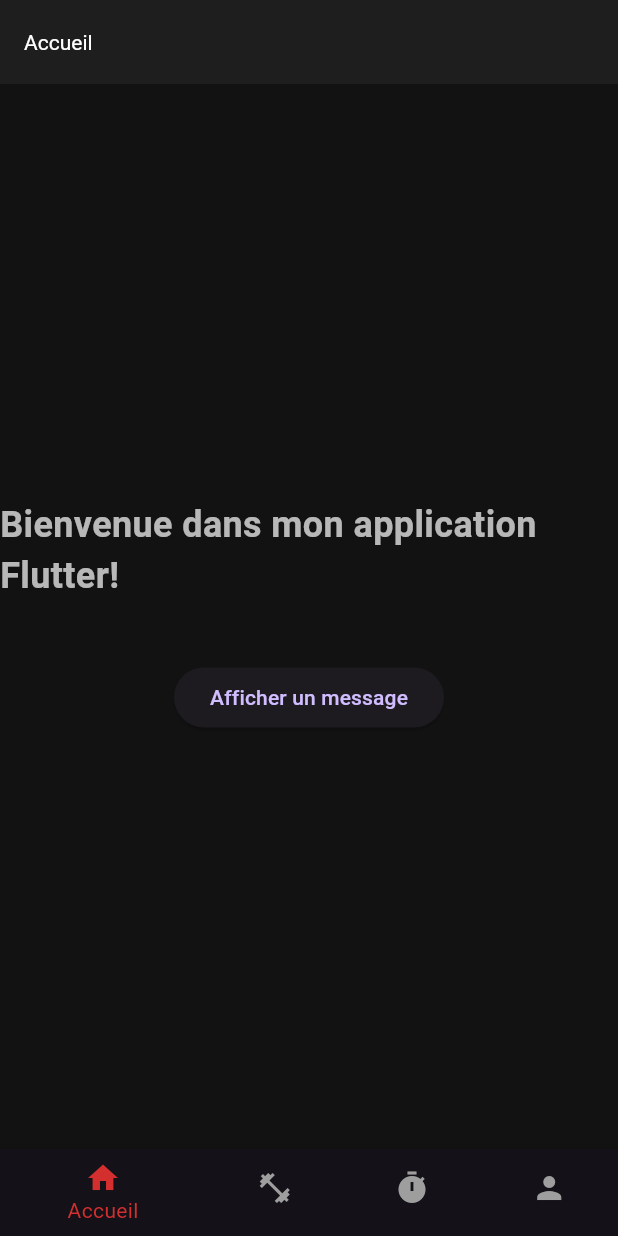
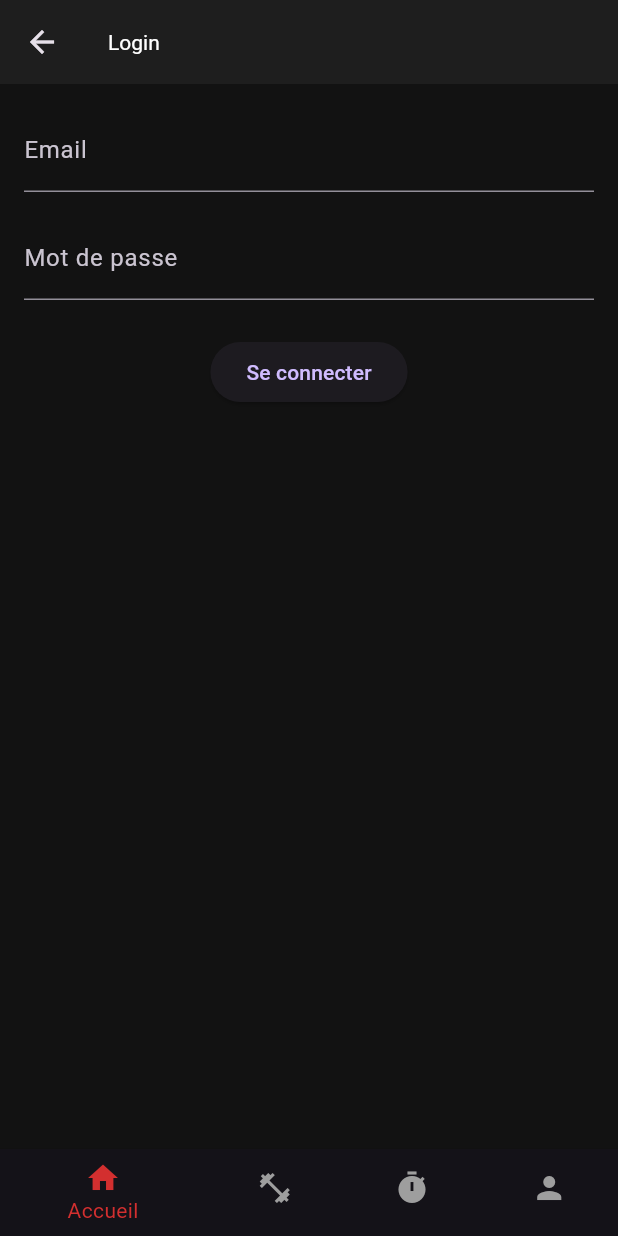
Before and after one commit to Lucas-Mochon/training-app, a Flutter app: the screen it shows after launch, on a phone screen of 412 x 824 dp. Run offline on Flutter 3.47's test engine with Material 3 defaults, Android fonts, the phone set to English and light mode, and no system bars.

Commit message:
connect front to back

```diff
--- /dev/null
+++ b/frontend/devtools_options.yaml
@@ -0,0 +1,3 @@
+description: This file stores settings for Dart & Flutter DevTools.
+documentation: https://docs.flutter.dev/tools/devtools/extensions#configure-extension-enablement-states
+extensions:
--- a/frontend/lib/app.dart
+++ b/frontend/lib/app.dart
@@ -9,7 +9,7 @@ class App extends StatelessWidget {
   Widget build(BuildContext context) {
     return Scaffold(
       body: Navigator(
-        initialRoute: '/',
+        initialRoute: '/login',
         onGenerateRoute: RouteGenerator.generateRoute,
       ),
       bottomNavigationBar: const BottomNavbar(),
--- a/frontend/lib/components/bottomNavbar.dart
+++ b/frontend/lib/components/bottomNavbar.dart
@@ -30,7 +30,7 @@ class BottomNavbar extends StatelessWidget {
             Navigator.pushNamed(context, '/workouts');
             break;
           case 3:
-            Navigator.pushNamed(context, '/profil');
+            Navigator.pushNamed(context, '/login');
         }
       },
     );
--- a/frontend/lib/routes.dart
+++ b/frontend/lib/routes.dart
@@ -1,11 +1,14 @@
 import 'package:flutter/material.dart';
 import 'package:frontend/views/home_view.dart';
+import 'package:frontend/views/user/login.dart';
 
 class RouteGenerator {
   static Route<dynamic> generateRoute(RouteSettings settings) {
     switch (settings.name) {
       case '/':
         return MaterialPageRoute(builder: (_) => HomeView());
+      case '/login':
+        return MaterialPageRoute(builder: (_) => LoginPage());
       default:
         return _errorRoute();
     }
--- /dev/null
+++ b/frontend/lib/services/user_service.dart
@@ -0,0 +1,30 @@
+import 'package:frontend/services/base_service.dart';
+
+class UserService extends BaseService {
+  UserService({required String token})
+    : super(baseUrl: 'http://localhost:3000/api/users', token: token);
+
+  Future<Map<String, dynamic>> register(Map<String, dynamic> data) async {
+    return await post('/register', data);
+  }
+
+  Future<Map<String, dynamic>> login(Map<String, dynamic> data) async {
+    return await post('/login', data);
+  }
+
+  Future<Map<String, dynamic>> refresh(Map<String, dynamic> data) async {
+    return await post('/refresh', data);
+  }
+
+  Future<Map<String, dynamic>> getMe() async {
+    return await get('/me');
+  }
+
+  Future<Map<String, dynamic>> edit(Map<String, dynamic> data) async {
+    return await put('/edit', data);
+  }
+
+  Future<Map<String, dynamic>> deleteUser(int id) async {
+    return await delete('/users/$id');
+  }
+}
--- /dev/null
+++ b/frontend/lib/views/user/login.dart
@@ -0,0 +1,88 @@
+import 'package:flutter/material.dart';
+import 'package:frontend/services/user_service.dart';
+
+class LoginPage extends StatefulWidget {
+  const LoginPage({super.key});
+
+  @override
+  State<LoginPage> createState() => _LoginPageState();
+}
+
+class _LoginPageState extends State<LoginPage> {
+  final TextEditingController emailController = TextEditingController();
+  final TextEditingController passwordController = TextEditingController();
+
+  bool isLoading = false;
+  String? error;
+
+  // Ton token sera stocké ici après login
+  String? token;
+
+  void handleLogin() async {
+    setState(() {
+      isLoading = true;
+      error = null;
+    });
+
+    final userService = UserService(token: ''); // token vide pour login
+
+    try {
+      final response = await userService.login({
+        'email': emailController.text,
+        'password': passwordController.text,
+      });
+
+      // Supposons que ton API renvoie { token: "..." }
+      token = response['token'];
+      print('Login réussi, token = $token');
+
+      // Tu peux naviguer vers une autre page maintenant
+      ScaffoldMessenger.of(
+        context,
+      ).showSnackBar(SnackBar(content: Text('Login réussi !')));
+    } catch (e) {
+      setState(() {
+        error = e.toString();
+      });
+    }
+
+    setState(() {
+      isLoading = false;
+    });
+  }
+
+  @override
+  Widget build(BuildContext context) {
+    return Scaffold(
+      appBar: AppBar(title: const Text('Login')),
+      body: Padding(
+        padding: const EdgeInsets.all(16),
+        child: Column(
+          children: [
+            TextField(
+              controller: emailController,
+              decoration: const InputDecoration(labelText: 'Email'),
+            ),
+            const SizedBox(height: 16),
+            TextField(
+              controller: passwordController,
+              obscureText: true,
+              decoration: const InputDecoration(labelText: 'Mot de passe'),
+            ),
+            const SizedBox(height: 24),
+            isLoading
+                ? const CircularProgressIndicator()
+                : ElevatedButton(
+                    onPressed: handleLogin,
+                    child: const Text('Se connecter'),
+                  ),
+            if (error != null) ...[
+              const SizedBox(height: 16),
+              Text(error!, style: const TextStyle(color: Colors.red)),
+            ],
+          ],
+        ),
+      ),
+    );
+  }
+}
```
Also changed, not shown: 3 other files.
